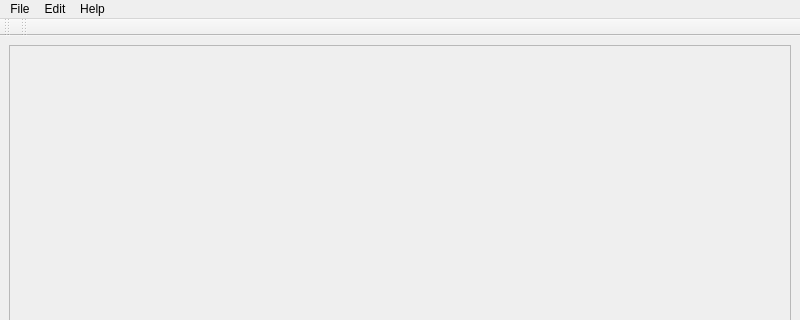
Above: mainwindow.ui from kernel1024/exsim before the change; both pictures show x 0 to 800 and y 0 to 320 of the 800 by 600 pixel window. Below: the same form after it.
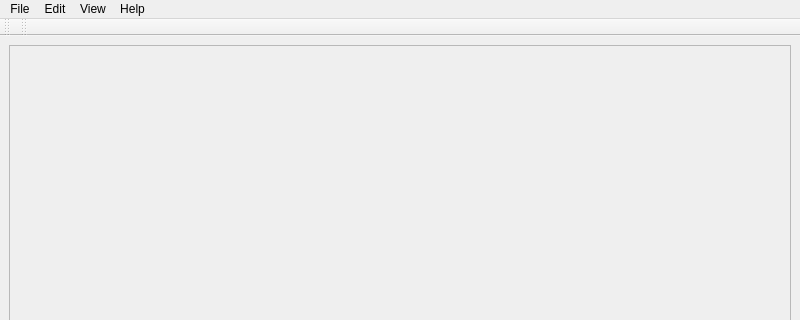
That is the form after the change. Icons and pictures are not drawn.

```diff
--- a/mainwindow.ui
+++ b/mainwindow.ui
@@ -71,8 +71,15 @@
     <addaction name="actionOutputs_extender"/>
     <addaction name="actionLogic"/>
    </widget>
+   <widget class="QMenu" name="menuView">
+    <property name="title">
+     <string>View</string>
+    </property>
+    <addaction name="actionZoom"/>
+   </widget>
    <addaction name="menuFile"/>
    <addaction name="menuEdit"/>
+   <addaction name="menuView"/>
    <addaction name="menuHelp"/>
   </widget>
   <widget class="QStatusBar" name="statusbar"/>
```
Left out of the diff: 8 changed lines with no effect on the pictures.
